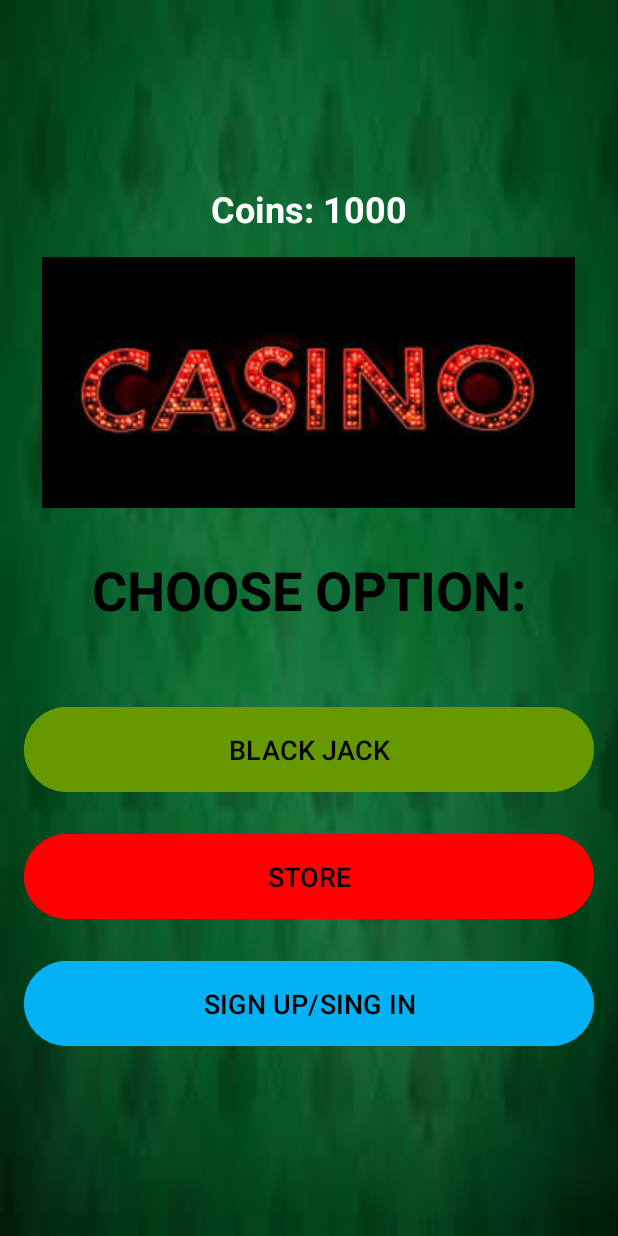
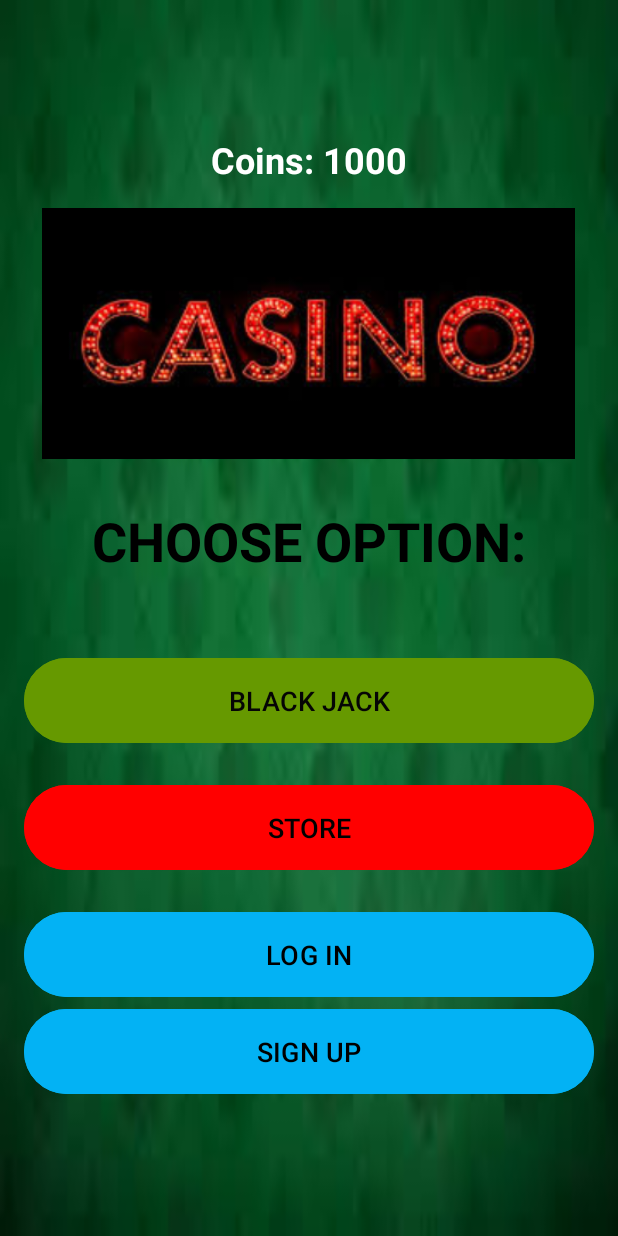
Before and after one commit to yonatan1567/maybeFinalp, an Android app: the screen it shows after launch (MainActivity), on a phone screen of 412 x 824 dp. Run offline under Robolectric (Android 15) with nearby library versions, the phone set to English and light mode, and no system bars.

Commit message:
עשיתי שתי כפתורים

```diff
--- a/app/src/main/AndroidManifest.xml
+++ b/app/src/main/AndroidManifest.xml
@@ -13,6 +13,12 @@
         android:theme="@style/Theme.MaybeFinalp"
         tools:targetApi="31">
         <activity
+            android:name=".log_in"
+            android:exported="false" />
+        <activity
+            android:name=".sign_up"
+            android:exported="false" />
+        <activity
             android:name=".BlackjackActivity"
             android:exported="false" />
         <activity
--- a/app/src/main/java/com/example/maybefinalp/MainActivity.java
+++ b/app/src/main/java/com/example/maybefinalp/MainActivity.java
@@ -1,31 +1,48 @@
 package com.example.maybefinalp;
 
 import android.content.Intent;
+import android.content.SharedPreferences;
 import android.os.Bundle;
 import android.widget.Button;
 import android.widget.TextView;
+import android.widget.Toast;
 
-import androidx.activity.EdgeToEdge;
 import androidx.appcompat.app.AppCompatActivity;
-import androidx.core.graphics.Insets;
-import androidx.core.view.ViewCompat;
-import androidx.core.view.WindowInsetsCompat;
+
 public class MainActivity extends AppCompatActivity {
     private int coins = 1000;
+    private TextView coinCountTextView;
+    private SharedPreferences sharedPreferences;
 
     @Override
     protected void onCreate(Bundle savedInstanceState) {
         super.onCreate(savedInstanceState);
         setContentView(R.layout.activity_main);
 
-        TextView coinCountTextView = findViewById(R.id.coinCount);
+        coinCountTextView = findViewById(R.id.coinCount);
         coinCountTextView.setText("Coins: " + coins);
+
+        sharedPreferences = getSharedPreferences("PlayerData", MODE_PRIVATE);
+        checkIfSignedUp(); // Check if user already signed up
 
         Button playGameButton = findViewById(R.id.playGameButton);
         playGameButton.setOnClickListener(v -> {
             Intent intent = new Intent(MainActivity.this, BlackjackActivity.class);
             intent.putExtra("coins", coins);
             startActivityForResult(intent, 1);
+        });
+
+        Button signUpButton = findViewById(R.id.signUpButton);
+        signUpButton.setOnClickListener(v -> {
+            Intent intent = new Intent(MainActivity.this, sign_up.class);
+            startActivityForResult(intent, 2); // Request code 2 for sign-up
+
+            Button logInButton = findViewById(R.id.logInButton);
+            logInButton.setOnClickListener(v1 -> {
+                Intent intent1 = new Intent(MainActivity.this, log_in.class);
+                startActivity(intent1);
+            });
+
         });
     }
 
@@ -34,8 +51,16 @@ public class MainActivity extends AppCompatActivity {
         super.onActivityResult(requestCode, resultCode, data);
         if (requestCode == 1 && resultCode == RESULT_OK) {
             coins = data.getIntExtra("coins", coins);
-            TextView coinCountTextView = findViewById(R.id.coinCount);
             coinCountTextView.setText("Coins: " + coins);
+        } else if (requestCode == 2 && resultCode == RESULT_OK) {
+            checkIfSignedUp(); // Recheck if the user signed up
+        }
+    }
+
+    private void checkIfSignedUp() {
+        String registeredEmail = sharedPreferences.getString("email", null);
+        if (registeredEmail != null) {
+            Toast.makeText(this, "You are already signed up!", Toast.LENGTH_LONG).show();
         }
     }
 }
--- a/app/src/main/res/layout/activity_main.xml
+++ b/app/src/main/res/layout/activity_main.xml
@@ -66,13 +66,21 @@
 
     <!-- Sign Up Button -->
     <Button
-        android:id="@+id/signUpButton"
+        android:id="@+id/logInButton"
         android:layout_width="match_parent"
         android:layout_height="wrap_content"
-        android:text="SIGN UP/SING IN"
+        android:text="LOG IN"
         android:textSize="18sp"
         android:backgroundTint="#03B2F4"
         android:textColor="@color/black"
         android:padding="16dp" />
-
+    <Button
+        android:id="@+id/signUpButton"
+        android:layout_width="match_parent"
+        android:layout_height="wrap_content"
+        android:text="SIGN UP"
+        android:textSize="18sp"
+        android:backgroundTint="#03B2F4"
+        android:textColor="@color/black"
+        android:padding="16dp" />
 </LinearLayout>
```
Also changed, not shown: app/src/main/java/com/example/maybefinalp/log_in.java (added, +62 -0 lines), app/src/main/java/com/example/maybefinalp/sign_up.java (added, +76 -0 lines), app/src/main/res/layout/activity_log_in.xml (added, +40 -0 lines), app/src/main/res/layout/activity_sign_up.xml (added, +42 -0 lines).
